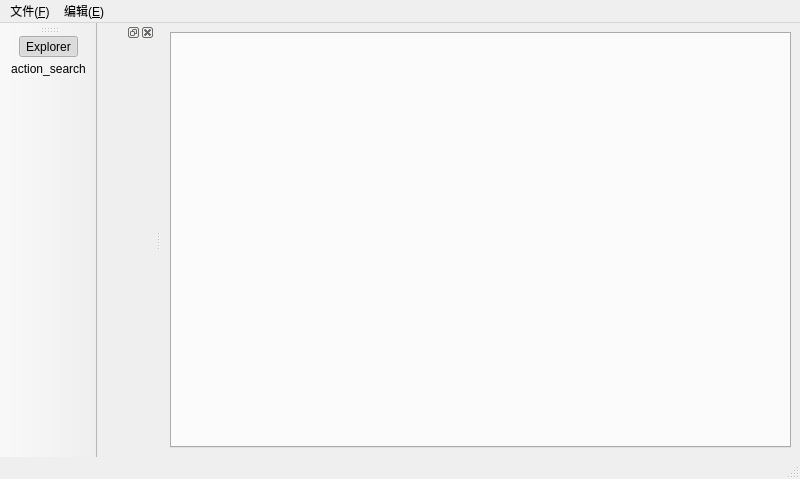
Qt form mainwindow.ui (Lunaticsky-tql/QLion) before a commit.
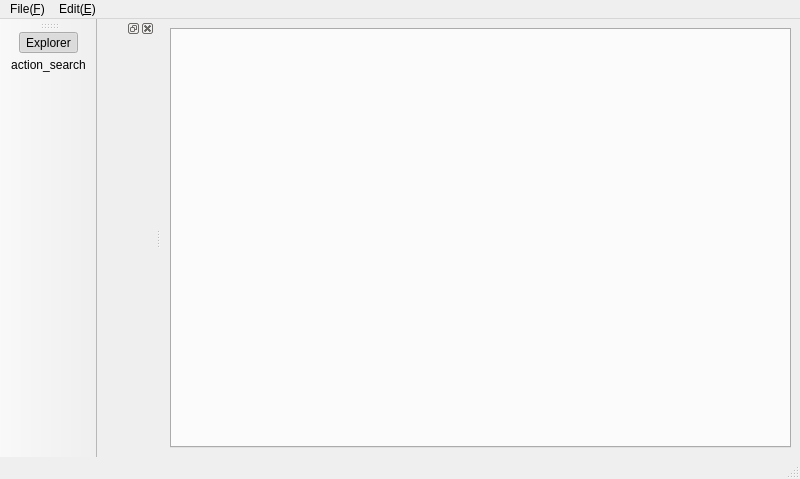
The same form after that commit. Icons and pictures are not drawn. Custom widgets are drawn as their Qt base class.

```diff
--- a/mainwindow.ui
+++ b/mainwindow.ui
@@ -39,7 +39,7 @@
    </property>
    <widget class="QMenu" name="menu_F">
     <property name="title">
-     <string>文件(&amp;F)</string>
+     <string>File(&amp;F)</string>
     </property>
     <addaction name="action_new_file"/>
     <addaction name="action_new_window"/>
@@ -56,7 +56,7 @@
    </widget>
    <widget class="QMenu" name="menu_E">
     <property name="title">
-     <string>编辑(&amp;E)</string>
+     <string>Edit(&amp;E)</string>
     </property>
     <addaction name="action_undo"/>
     <addaction name="action_redo"/>
```
